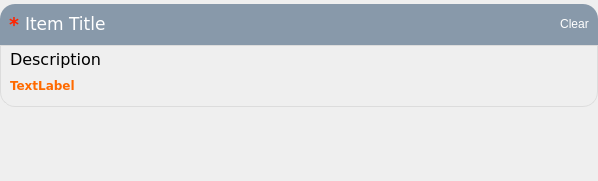
Qt form resources/form_item.ui (lesca-research/piccel) before a commit.
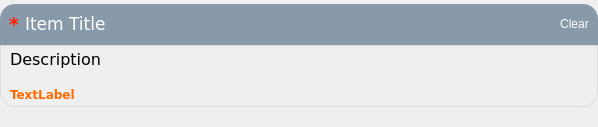
The same form after that commit.

Commit message: Always insure dtype complies with master while adding new entry. Fix sheet watching after workbook reloading. Fix form selection in form edition. WIP on Eligibility processing in Lesca tools. WIP tracking of interview revokation.

The edit to the form file:
```diff
--- a/resources/form_item.ui
+++ b/resources/form_item.ui
@@ -7,7 +7,7 @@
     <x>0</x>
     <y>0</y>
     <width>598</width>
-    <height>181</height>
+    <height>127</height>
    </rect>
   </property>
   <property name="sizePolicy">
@@ -231,42 +231,6 @@
            </property>
           </widget>
          </item>
-         <item>
-          <widget class="QLabel" name="label_invalid_message">
-           <property name="sizePolicy">
-            <sizepolicy hsizetype="Preferred" vsizetype="Preferred">
-             <horstretch>0</horstretch>
-             <verstretch>0</verstretch>
-            </sizepolicy>
-           </property>
-           <property name="font">
-            <font>
-             <family>Verdana</family>
-             <weight>75</weight>
-             <bold>true</bold>
-            </font>
-           </property>
-           <property name="styleSheet">
-            <string notr="true">color: rgb(255, 106, 0);
-border-style: none;</string>
-           </property>
-           <property name="frameShape">
-            <enum>QFrame::NoFrame</enum>
-           </property>
-           <property name="text">
-            <string>TextLabel</string>
-           </property>
-           <property name="alignment">
-            <set>Qt::AlignBottom|Qt::AlignLeading|Qt::AlignLeft</set>
-           </property>
-           <property name="wordWrap">
-            <bool>true</bool>
-           </property>
-           <property name="margin">
-            <number>4</number>
-           </property>
-          </widget>
-         </item>
          <item alignment="Qt::AlignLeft">
           <widget class="QFrame" name="frame_input">
            <property name="sizePolicy">
@@ -309,6 +273,42 @@
            </layout>
           </widget>
          </item>
+         <item>
+          <widget class="QLabel" name="label_invalid_message">
+           <property name="sizePolicy">
+            <sizepolicy hsizetype="Preferred" vsizetype="Preferred">
+             <horstretch>0</horstretch>
+             <verstretch>0</verstretch>
+            </sizepolicy>
+           </property>
+           <property name="font">
+            <font>
+             <family>Verdana</family>
+             <weight>75</weight>
+             <bold>true</bold>
+            </font>
+           </property>
+           <property name="styleSheet">
+            <string notr="true">color: rgb(255, 106, 0);
+border-style: none;</string>
+           </property>
+           <property name="frameShape">
+            <enum>QFrame::NoFrame</enum>
+           </property>
+           <property name="text">
+            <string>TextLabel</string>
+           </property>
+           <property name="alignment">
+            <set>Qt::AlignBottom|Qt::AlignLeading|Qt::AlignLeft</set>
+           </property>
+           <property name="wordWrap">
+            <bool>true</bool>
+           </property>
+           <property name="margin">
+            <number>4</number>
+           </property>
+          </widget>
+         </item>
         </layout>
        </widget>
       </item>
```
Left out of the diff: 4 changed lines with no effect on the pictures. The commit also changes 4 other files.
